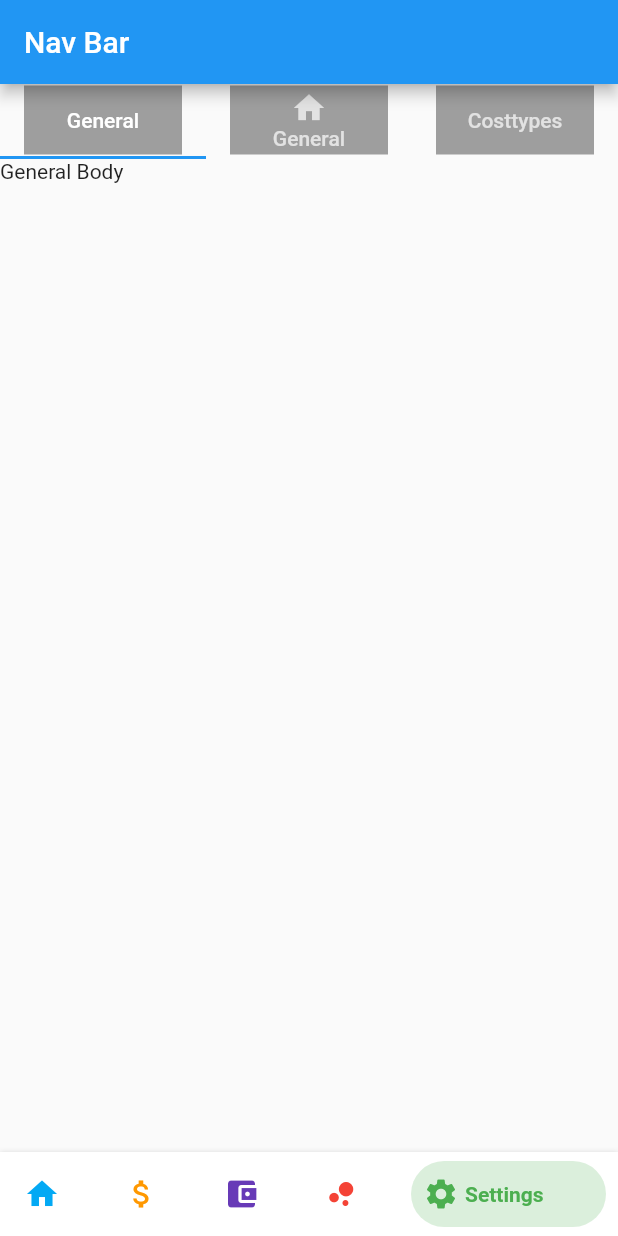
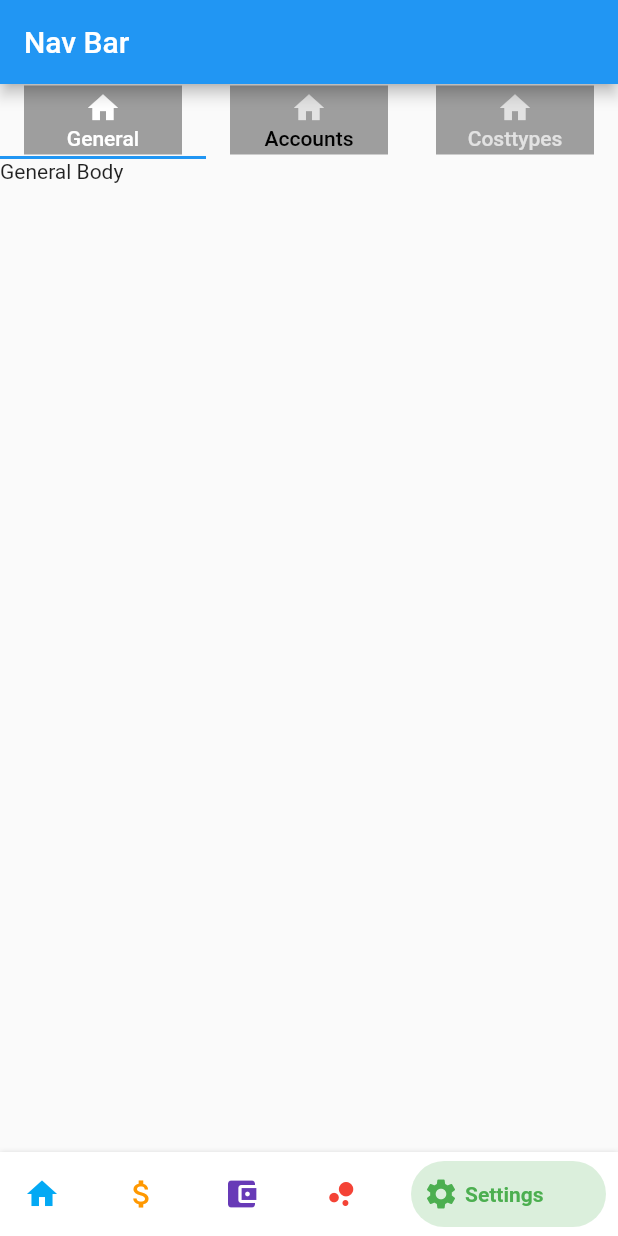
Before and after one commit to jkbngl/FFD, a Flutter app: the MyHomePage screen opened directly, swiped to page 5, on a phone screen of 412 x 824 dp. Run offline on Flutter 3.47's test engine with Material 2 defaults, Android fonts, the phone set to English and light mode, and no system bars; drawn by our look-alikes of bottom_navy_bar; our stand-ins replace syncfusion_flutter_charts.

Commit message:
#21 #11 adjusted color of text in tabbarview header

```diff
--- a/flutter/ffd/lib/backup_color_change_on_nav_tab.dart
+++ b/flutter/ffd/lib/backup_color_change_on_nav_tab.dart
@@ -653,15 +653,8 @@ class _MyHomePageState extends State<MyHomePage> {
                       Tab(
                         child: Container(
                           alignment: Alignment.center,
-                          constraints: BoxConstraints.expand(),
-                          color: Colors.grey,
-                          child: Text("General"),
-                        ),
-                      ),
-                      Tab(
-                        child: Container(
-                          alignment: Alignment.center,
-                          constraints: BoxConstraints.expand(),
+                          //constraints: BoxConstraints.expand(width: 200),
+                          width: 2000,
                           color: Colors.grey,
                           child: Column(
                               mainAxisAlignment: MainAxisAlignment.center,
@@ -677,7 +670,27 @@ class _MyHomePageState extends State<MyHomePage> {
                           alignment: Alignment.center,
                           constraints: BoxConstraints.expand(),
                           color: Colors.grey,
-                          child: Text("Costtypes"),
+                          child: Column(
+                              mainAxisAlignment: MainAxisAlignment.center,
+                              crossAxisAlignment: CrossAxisAlignment.center,
+                              children: <Widget>[
+                                Icon(Icons.home),
+                                Text("Accounts", style: TextStyle(color: Colors.black),)
+                              ]),
+                        ),
+                      ),
+                      Tab(
+                        child: Container(
+                          alignment: Alignment.center,
+                          constraints: BoxConstraints.expand(),
+                          color: Colors.grey,
+                          child: Column(
+                              mainAxisAlignment: MainAxisAlignment.center,
+                              crossAxisAlignment: CrossAxisAlignment.center,
+                              children: <Widget>[
+                                Icon(Icons.home),
+                                Text("Costtypes")
+                              ]),
                         ),
                       ),
                     ]),
```
